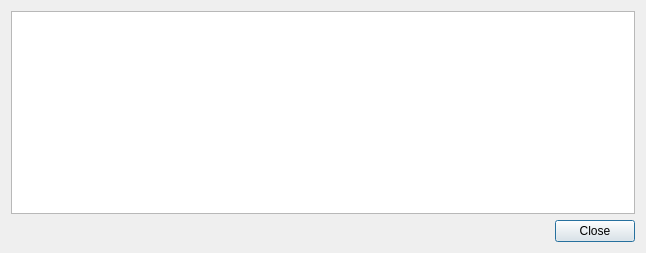
Old version of the form src/dontpanik/kpart/core/ui/kprojectsdialog.ui in the repository frankHa/dontpanic.
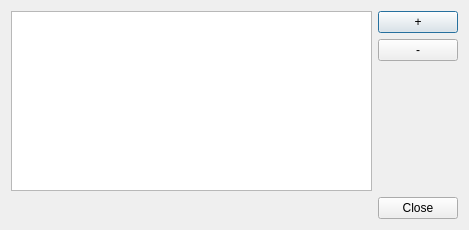
New version of the form. Custom widgets are drawn as their Qt base class.

Commit message: -added +/- buttons to the project/working type dialogs -added code to 'remove' (i.e. declare invisible) projects within the sqlite database

What changed in the file:
```diff
--- a/src/dontpanik/kpart/core/ui/kprojectsdialog.ui
+++ b/src/dontpanik/kpart/core/ui/kprojectsdialog.ui
@@ -6,20 +6,55 @@
    <rect>
     <x>0</x>
     <y>0</y>
-    <width>646</width>
-    <height>253</height>
+    <width>469</width>
+    <height>230</height>
    </rect>
   </property>
   <property name="windowTitle">
    <string>Projects - Don't Panik</string>
   </property>
-  <layout class="QVBoxLayout" name="verticalLayout">
+  <layout class="QVBoxLayout" name="verticalLayout_2">
    <item>
-    <widget class="dp::core::KProjectsTable" name="tableView">
-     <attribute name="horizontalHeaderStretchLastSection">
-      <bool>true</bool>
-     </attribute>
-    </widget>
+    <layout class="QHBoxLayout" name="horizontalLayout">
+     <item>
+      <widget class="dp::core::KProjectsTable" name="tableView">
+       <attribute name="horizontalHeaderStretchLastSection">
+        <bool>true</bool>
+       </attribute>
+      </widget>
+     </item>
+     <item>
+      <layout class="QVBoxLayout" name="verticalLayout">
+       <item>
+        <widget class="KPushButton" name="kpushbutton">
+         <property name="text">
+          <string>+</string>
+         </property>
+        </widget>
+       </item>
+       <item>
+        <widget class="KPushButton" name="kpushbutton_2">
+         <property name="text">
+          <string>-</string>
+         </property>
+        </widget>
+       </item>
+       <item>
+        <spacer name="verticalSpacer">
+         <property name="orientation">
+          <enum>Qt::Vertical</enum>
+         </property>
+         <property name="sizeHint" stdset="0">
+          <size>
+           <width>20</width>
+           <height>40</height>
+          </size>
+         </property>
+        </spacer>
+       </item>
+      </layout>
+     </item>
+    </layout>
    </item>
    <item>
     <widget class="QDialogButtonBox" name="buttonBox">
@@ -34,6 +69,11 @@
   </layout>
  </widget>
  <customwidgets>
+  <customwidget>
+   <class>KPushButton</class>
+   <extends>QPushButton</extends>
+   <header>kpushbutton.h</header>
+  </customwidget>
   <customwidget>
    <class>dp::core::KProjectsTable</class>
    <extends>QTableView</extends>
```
The commit also changes 12 other files.
